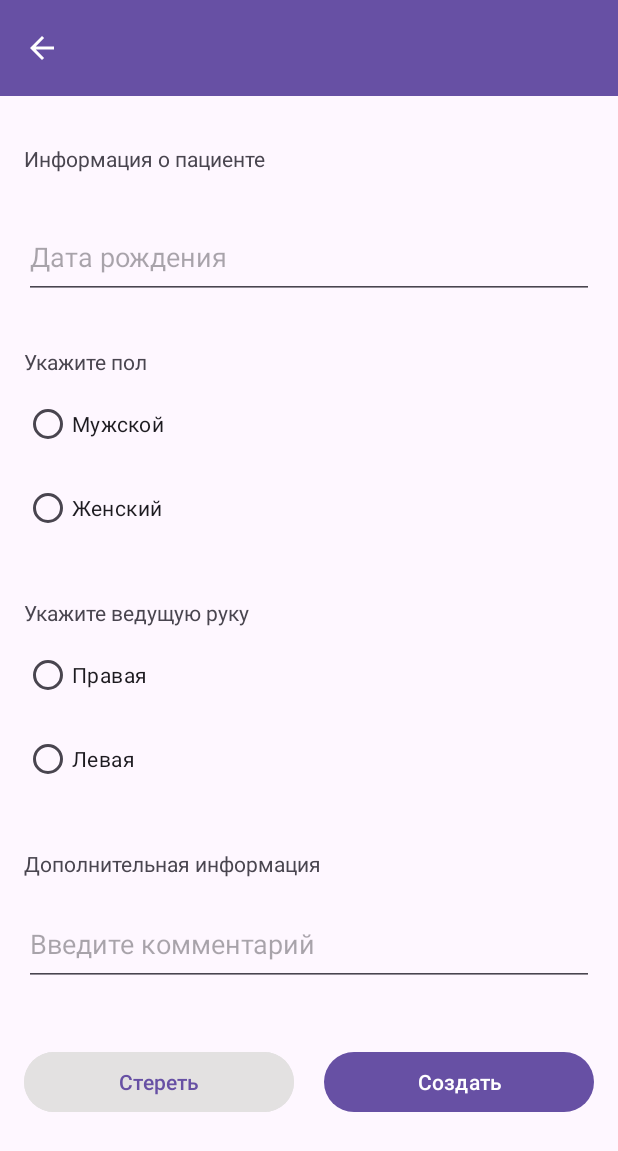
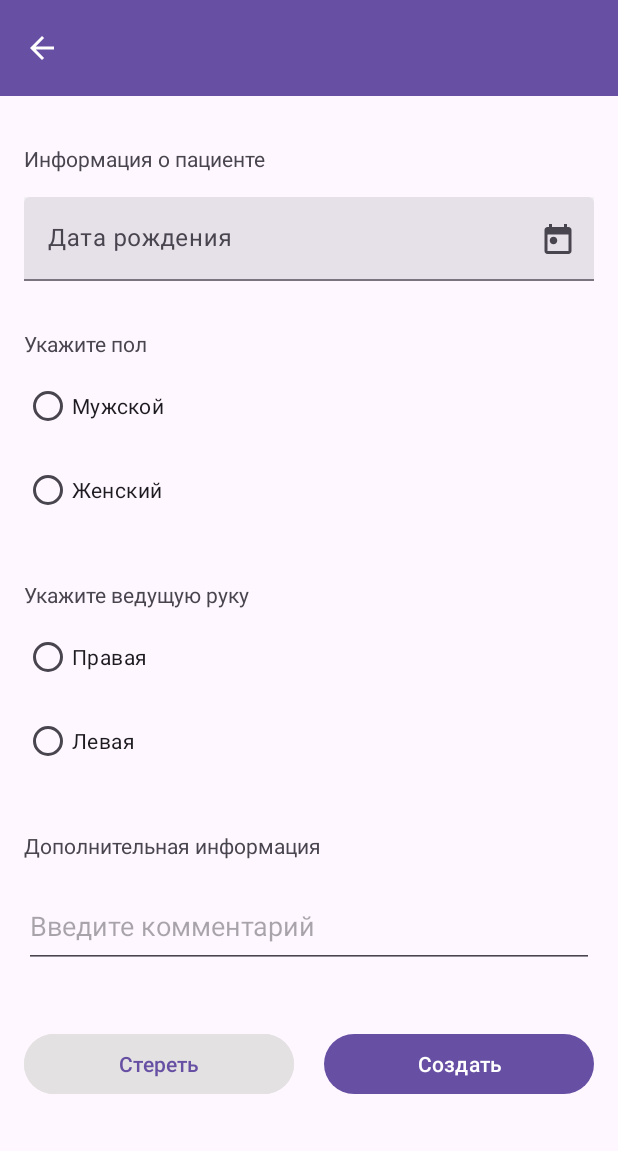
Before and after one commit to AlexeySkridlevskiy/NeuroSMG, an Android app: the fragment AddPatient placed in its activity, on a phone screen of 412 x 824 dp. Shown: the top 1151 px of the screen. Run offline under Robolectric (Android 15) with nearby library versions, the phone set to English and light mode, and no system bars.

Commit message:
Add pick calendar

```diff
--- /dev/null
+++ b/app/src/main/res/drawable/ic_calendar.xml
@@ -0,0 +1,10 @@
+<vector xmlns:android="http://schemas.android.com/apk/res/android"
+    android:width="24dp"
+    android:height="24dp"
+    android:viewportWidth="24"
+    android:viewportHeight="24">
+  <path
+      android:pathData="M19,4H18V2H16V4H8V2H6V4H5C3.89,4 3,4.9 3,6V20C3,21.1 3.89,22 5,22H19C20.1,22 21,21.1 21,20V6C21,4.9 20.1,4 19,4ZM19,20H5V9H19V20ZM6.5,13C6.5,11.62 7.62,10.5 9,10.5C10.38,10.5 11.5,11.62 11.5,13C11.5,14.38 10.38,15.5 9,15.5C7.62,15.5 6.5,14.38 6.5,13Z"
+      android:fillColor="#49454F"
+      android:fillType="evenOdd"/>
+</vector>
--- a/app/src/main/res/layout/fragment_add_patient.xml
+++ b/app/src/main/res/layout/fragment_add_patient.xml
@@ -32,17 +32,30 @@
             app:layout_constraintStart_toStartOf="parent"
             app:layout_constraintTop_toTopOf="parent" />
 
-        <EditText
-            android:id="@+id/etBirthday"
-            android:layout_width="0dp"
-            android:layout_height="56dp"
-            android:layout_marginTop="28dp"
-            android:ems="10"
-            android:hint="Дата рождения"
-            android:inputType="date"
+        <com.google.android.material.textfield.TextInputLayout
+            android:id="@+id/tilBirthday"
+            android:layout_width="match_parent"
+            android:layout_height="0dp"
+            app:endIconMode="custom"
+            app:endIconDrawable="@drawable/ic_calendar"
+            android:layout_margin="16dp"
+            android:background="#F1F1F1"
             app:layout_constraintEnd_toEndOf="@+id/textView21"
             app:layout_constraintStart_toStartOf="@+id/textView21"
-            app:layout_constraintTop_toBottomOf="@+id/textView21" />
+            app:layout_constraintTop_toBottomOf="@+id/textView21"
+            style="@style/Widget.Material3.TextInputLayout.FilledBox">
+
+            <com.google.android.material.textfield.TextInputEditText
+                android:id="@+id/etBirthday"
+                android:layout_width="match_parent"
+                android:layout_height="match_parent"
+                android:focusable="false"
+                android:clickable="true"
+                android:ems="10"
+                android:hint="@string/patient_date_of_birthd"
+                android:inputType="date"
+                />
+        </com.google.android.material.textfield.TextInputLayout>
 
         <TextView
             android:id="@+id/textView23"
@@ -52,7 +65,7 @@
             android:text="Укажите пол"
             app:layout_constraintEnd_toEndOf="@+id/textView21"
             app:layout_constraintStart_toStartOf="@+id/textView21"
-            app:layout_constraintTop_toBottomOf="@+id/etBirthday" />
+            app:layout_constraintTop_toBottomOf="@+id/tilBirthday" />
 
         <RadioButton
             android:id="@+id/rbMan"
--- a/app/src/main/res/values/strings.xml
+++ b/app/src/main/res/values/strings.xml
@@ -51,4 +51,5 @@
     <string name="about_program_text2">Кафедры психиатрии и наркологии с курсом ФПК и ПК.</string>
     <string name="about_program_text3">Кафедры общей и клинической биохимии ФПК и ПК.</string>
     <string name="next_btn">Далее</string>
+    <string name="patient_date_of_birthd">Дата рождения</string>
 </resources>
```
Also changed, not shown: app/src/main/java/com/example/neurosmg/patientTestList/addPatient/AddPatient.kt (+26 -0 lines), app/src/main/res/values/themes.xml (+11 -0 lines).
